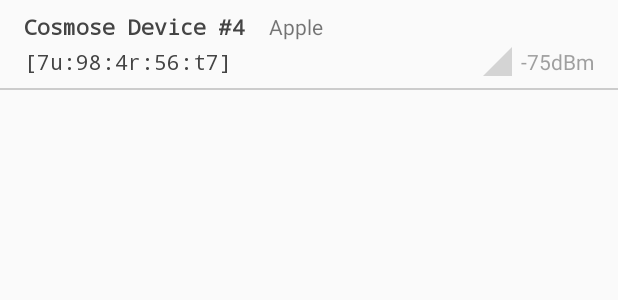
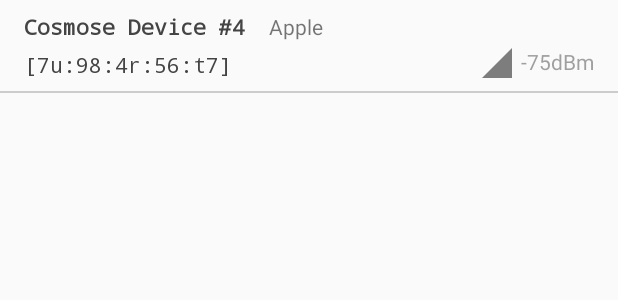
Before and after one commit to darekbx/bluetooth-sniffer, an Android app: the layout adapter_device.xml on its own in the app's theme, with its tools: preview values and no code run, on a phone screen of 412 x 824 dp. Shown: the top 300 px of the screen. Run offline under Robolectric (Android 15) with nearby library versions, the phone set to English and light mode, and no system bars.

Commit message:
Dynaimc range icon

```diff
--- a/app/src/main/res/drawable/ic_signal.xml
+++ b/app/src/main/res/drawable/ic_signal_1.xml
@@ -7,4 +7,7 @@
       android:fillColor="#FF000000"
       android:pathData="M2,22h20V2z"
       android:fillAlpha=".3"/>
+  <path
+      android:fillColor="#FF000000"
+      android:pathData="M10,14L2,22h8z"/>
 </vector>
--- /dev/null
+++ b/app/src/main/res/drawable/ic_signal_4.xml
@@ -0,0 +1,9 @@
+<vector xmlns:android="http://schemas.android.com/apk/res/android"
+    android:width="24dp"
+    android:height="24dp"
+    android:viewportWidth="24"
+    android:viewportHeight="24">
+  <path
+      android:fillColor="#FF000000"
+      android:pathData="M2,22h20V2z"/>
+</vector>
--- a/app/src/main/res/layout/adapter_device.xml
+++ b/app/src/main/res/layout/adapter_device.xml
@@ -48,6 +48,7 @@
             tools:text="[7u:98:4r:56:t7]"
             android:paddingStart="@dimen/inPadding"
             android:layout_marginTop="4dp"
+            android:paddingTop="2dp"
             android:paddingEnd="@dimen/inPadding"
             android:typeface="monospace"
             style="@style/MediumText"
@@ -55,18 +56,19 @@
 
         <TextView
             android:id="@+id/device_rssi"
+            style="@style/MediumText"
             android:layout_width="wrap_content"
             android:layout_height="0dp"
-            app:layout_constraintTop_toTopOf="@id/device_address"
+            android:layout_marginEnd="@dimen/inPadding"
+            android:alpha="0.5"
+            android:drawableLeft="@drawable/ic_signal_4"
+            android:drawablePadding="4dp"
+            android:text="@{@string/dbm_format(wrapper.scanResult.rssi)}"
             app:layout_constraintBottom_toBottomOf="@id/device_address"
             app:layout_constraintEnd_toEndOf="parent"
+            app:layout_constraintTop_toTopOf="@id/device_address"
             tools:text="-75dBm"
-            android:text="@{@string/dbm_format(wrapper.scanResult.rssi)}"
-            style="@style/MediumText"
-            android:drawableLeft="@drawable/ic_signal"
-            android:drawablePadding="4dp"
-            android:layout_marginEnd="@dimen/inPadding"
-            android:alpha="0.5"
+            app:signalIcon="@{wrapper}"
             />
 
         <FrameLayout
```
Also changed, not shown: app/src/main/java/com/bluetoothsniffer/model/ScanResultWrapper.kt (+11 -1 lines), app/src/main/java/com/bluetoothsniffer/ui/main/ScanResultsAdapter.kt (+9 -0 lines), app/src/main/res/drawable/ic_signal_2.xml (added, +13 -0 lines), app/src/main/res/drawable/ic_signal_3.xml (added, +13 -0 lines).
